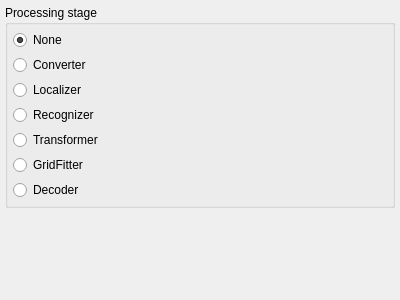
BioroboticsLab/biotracker_beesbook, file ToolWidget.ui: the form before one commit.
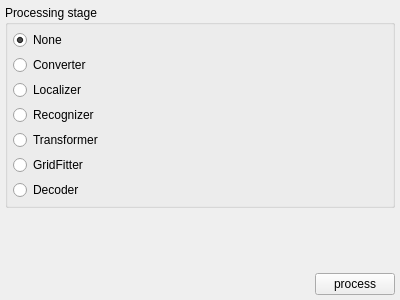
The form after the commit.

Diff of the .ui file:
```diff
--- a/ToolWidget.ui
+++ b/ToolWidget.ui
@@ -118,6 +118,30 @@
      </property>
     </spacer>
    </item>
+   <item>
+    <layout class="QHBoxLayout" name="horizontalLayout">
+     <item>
+      <spacer name="horizontalSpacer">
+       <property name="orientation">
+        <enum>Qt::Horizontal</enum>
+       </property>
+       <property name="sizeHint" stdset="0">
+        <size>
+         <width>40</width>
+         <height>20</height>
+        </size>
+       </property>
+      </spacer>
+     </item>
+     <item>
+      <widget class="QPushButton" name="processButton">
+       <property name="text">
+        <string>process</string>
+       </property>
+      </widget>
+     </item>
+    </layout>
+   </item>
   </layout>
  </widget>
  <resources/>
```
